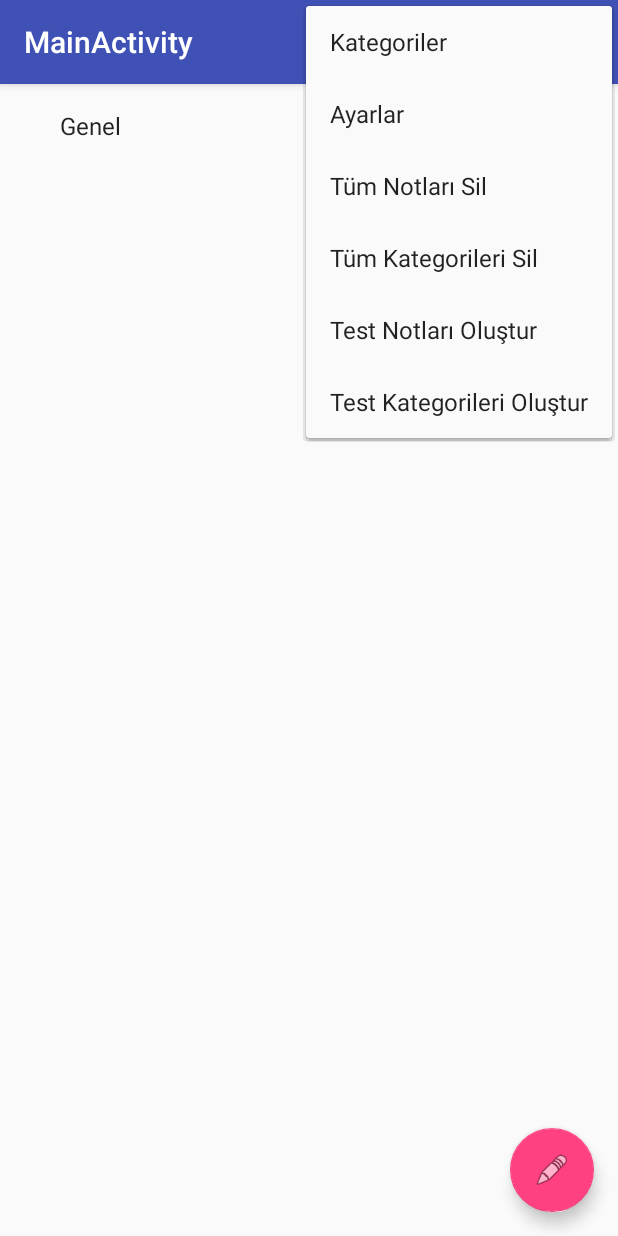
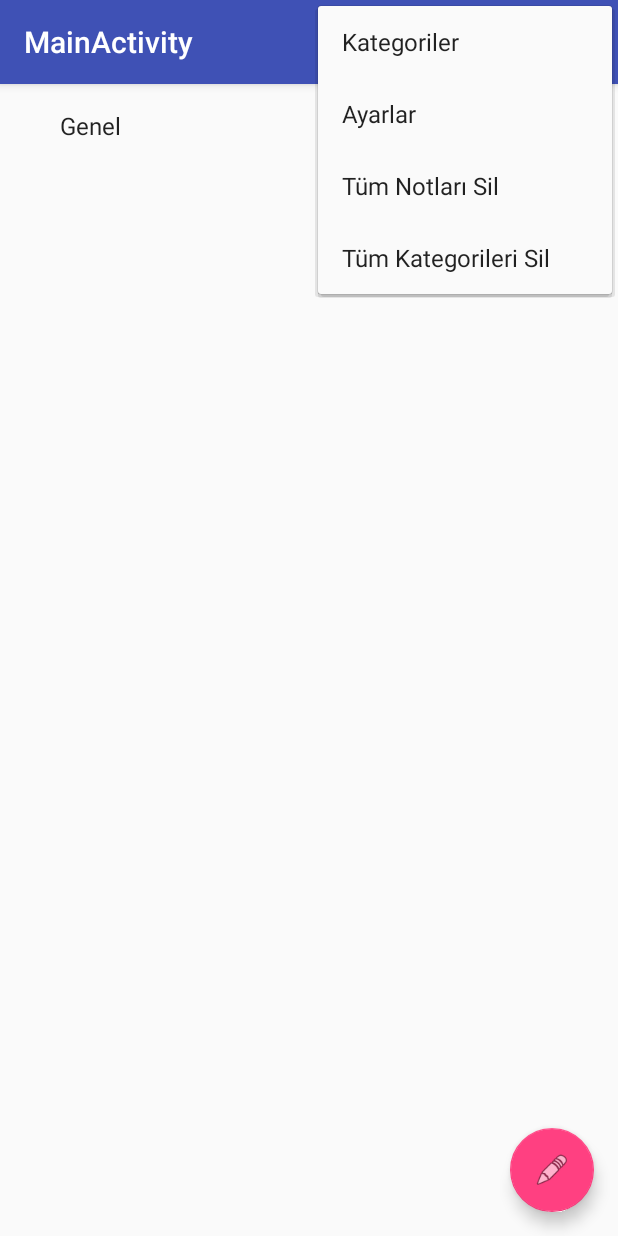
Before and after one commit to bsrAkdg/AndroidMiniStudies, an Android app: the screen it shows after launch (MainActivity), with the options menu open, on a phone screen of 412 x 824 dp. Run offline under Robolectric (Android 15) with nearby library versions, the phone set to English and light mode, and no system bars; 1 statement that could not run was skipped.

```diff
--- a/DataPersistence/SqliteApp/app/src/main/res/menu/menu_main.xml
+++ b/DataPersistence/SqliteApp/app/src/main/res/menu/menu_main.xml
@@ -26,16 +26,4 @@
         android:title="@string/action_remove_categories"
         app:showAsAction="never"/>
 
-    <item
-        android:id="@+id/action_create_test_note"
-        android:orderInCategory="201"
-        android:title="@string/action_create_note"
-        app:showAsAction="never"/>
-
-    <item
-        android:id="@+id/action_create_test_category"
-        android:orderInCategory="201"
-        android:title="@string/action_create_categories"
-        app:showAsAction="never"/>
-
 </menu>
--- a/DataPersistence/SqliteApp/app/src/main/res/values/strings.xml
+++ b/DataPersistence/SqliteApp/app/src/main/res/values/strings.xml
@@ -5,8 +5,6 @@
     <string name="action_category">Kategoriler</string>
     <string name="action_remove_notes">Tüm Notları Sil</string>
     <string name="action_remove_categories">Tüm Kategorileri Sil</string>
-    <string name="action_create_note">Test Notları Oluştur</string>
-    <string name="action_create_categories">Test Kategorileri Oluştur</string>
 
     <string-array name="categories">
         <item>Genel</item>
```
Also changed, not shown: DataPersistence/SqliteApp/app/src/main/java/com/bsrakdg/com/sqliteapp/MainActivity.java (+3 -8 lines), DataPersistence/SqliteApp/app/src/main/java/com/bsrakdg/com/sqliteapp/db/NoteQueryHandler.java (deleted, +0 -16 lines).
